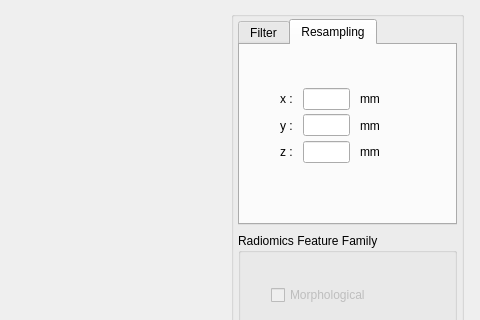
Qt form platform/platform.ui (Jiwon-Hwang/Radiomics-Feature-Extraction) before a commit; both pictures show x 720 to 1200 and y 0 to 320 of the 1200 by 744 pixel window.
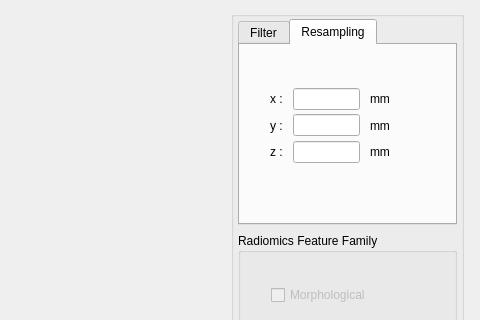
The same form after that commit. Icons and pictures are not drawn.

```diff
--- a/platform/platform.ui
+++ b/platform/platform.ui
@@ -261,12 +261,12 @@
               <attribute name="title">
                <string>Resampling</string>
               </attribute>
-              <widget class="QWidget" name="">
+              <widget class="QWidget" name="layoutWidget">
                <property name="geometry">
                 <rect>
-                 <x>40</x>
+                 <x>30</x>
                  <y>30</y>
-                 <width>111</width>
+                 <width>131</width>
                  <height>101</height>
                 </rect>
                </property>
```
Left out of the diff: 3 changed lines with no effect on the pictures.
